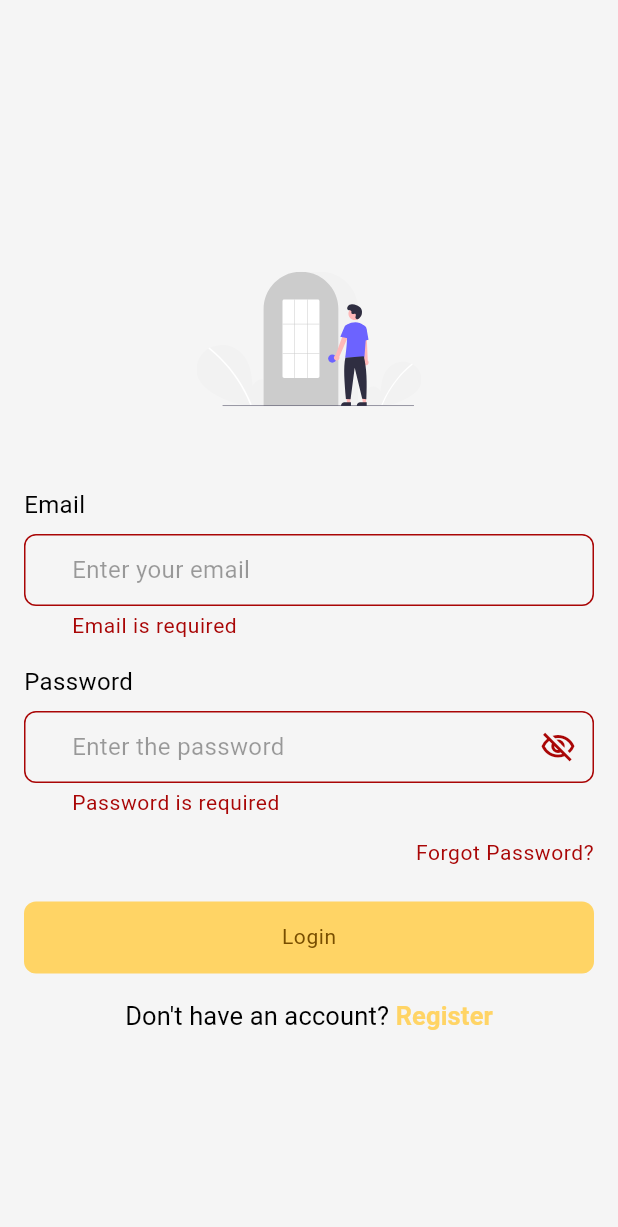
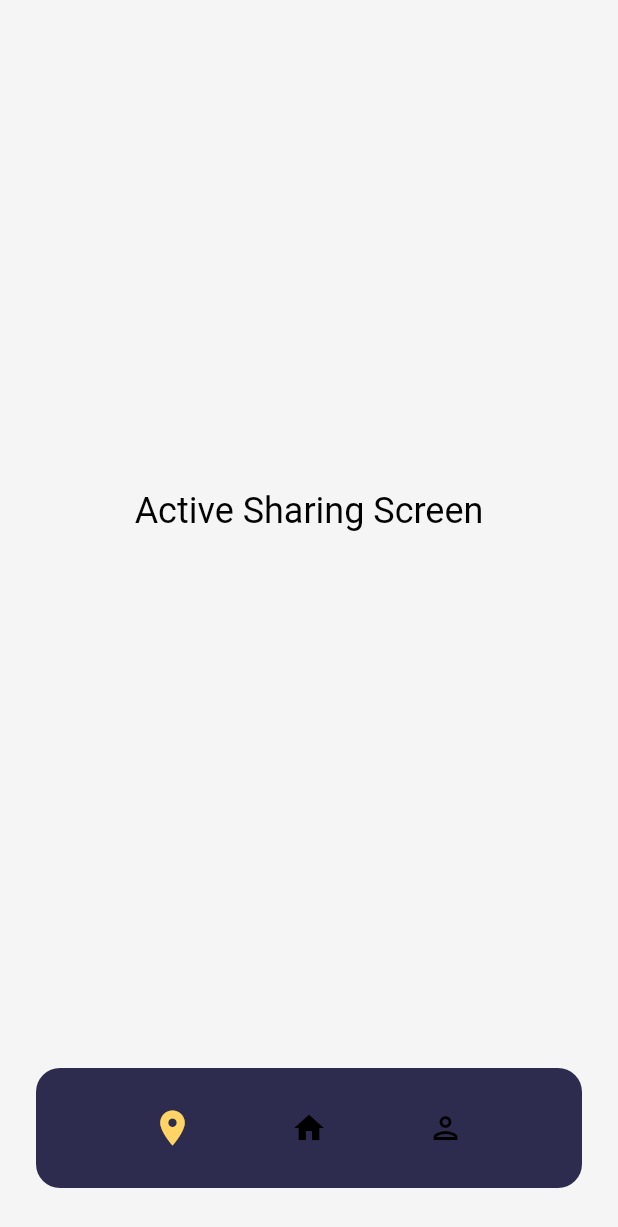
Before and after one commit to ranakh2001/betweener, a Flutter app: the SigninScreen screen opened by its route, after a tap on "Login", on a phone screen of 412 x 824 dp. Shown: the top 1227 px of the screen. Run offline on Flutter 3.47's test engine with Material 3 defaults, Android fonts, the phone set to English and light mode, and no system bars; our stand-ins replace flutter_riverpod, flutter_screenutil, flutter_svg, shared_preferences; accounts and stored records are empty.

Commit message:
set nav bar

```diff
--- a/lib/core/app_widget.dart
+++ b/lib/core/app_widget.dart
@@ -5,6 +5,7 @@ import 'package:betweener_app/providers/shared_pref_provider.dart';
 import 'package:betweener_app/screens/auth/on_boarding_screen.dart';
 import 'package:betweener_app/screens/auth/signIn_screen.dart';
 import 'package:betweener_app/screens/auth/signUp_screen.dart';
+import 'package:betweener_app/screens/home/app_home.dart';
 import 'package:betweener_app/src/localization/app_localizations.dart';
 import 'package:flutter/material.dart';
 import 'package:flutter_riverpod/flutter_riverpod.dart';
@@ -43,7 +44,8 @@ class AppWidget extends ConsumerWidget {
             routes: {
               Routers.onBoarding: (context) => const OnBoardingScreen(),
               Routers.login: (context) => const SigninScreen(),
-              Routers.register: (context)=> SignupScreen()
+              Routers.register: (context)=> SignupScreen(),
+              Routers.home: (context)=> const AppHome()
             },
           ),
     );
--- a/lib/core/constants/routers.dart
+++ b/lib/core/constants/routers.dart
@@ -2,4 +2,5 @@ class Routers {
   static const String onBoarding = '/onBoarding';
   static const String login = '/login';
   static const String register = '/register';
+  static const String home = '/home';
 }
--- /dev/null
+++ b/lib/providers/home_provider.dart
@@ -0,0 +1,30 @@
+import 'package:betweener_app/screens/home/active_sharing_screen/active_sharing_screen_view.dart';
+import 'package:betweener_app/screens/home/home_screen/home_sceen_view.dart';
+import 'package:betweener_app/screens/home/profile_screen/profile_screen_view.dart';
+import 'package:flutter/material.dart';
+import 'package:flutter_riverpod/flutter_riverpod.dart';
+
+// nav bar index provider
+// This provider holds the index of the currently selected item in the bottom navigation bar.
+
+final navIndexProvider = StateNotifierProvider<NavIndexController, int>(
+  (ref) => NavIndexController(),
+);
+
+class NavIndexController extends StateNotifier<int> {
+  NavIndexController() : super(0);
+
+  double unSelectedIconSize = 24.0;
+  double selectedIconSize = 28.0;
+
+  List<Widget> screens = [
+    ActiveSharingScreenView(),
+    HomeSceenView(),
+    ProfileScreenView(),
+  ];
+
+  // Method to update the index
+  void updateIndex(int index) {
+    state = index;
+  }
+}
--- a/lib/screens/auth/widget/signin_form.dart
+++ b/lib/screens/auth/widget/signin_form.dart
@@ -1,3 +1,4 @@
+import 'package:betweener_app/core/constants/routers.dart';
 import 'package:betweener_app/providers/auth_provider.dart';
 import 'package:betweener_app/screens/auth/widget/custom_button.dart';
 import 'package:betweener_app/screens/auth/widget/custom_textField.dart';
@@ -81,6 +82,11 @@ class _SigninForm extends ConsumerState<SigninForm> {
               _formKey.currentState!.validate();
               _emailController!.clear();
               _passwordController!.clear();
+              Navigator.pushNamedAndRemoveUntil(
+                context,
+                Routers.home,
+                (router) => false,
+              );
             },
           ),
         ],
--- /dev/null
+++ b/lib/screens/home/active_sharing_screen/active_sharing_screen_view.dart
@@ -0,0 +1,17 @@
+import 'package:flutter/material.dart';
+
+class ActiveSharingScreenView extends StatelessWidget {
+  const ActiveSharingScreenView({super.key});
+
+  @override
+  Widget build(BuildContext context) {
+    return Center(
+      child: Text(
+        'Active Sharing Screen',
+        style: Theme.of(context).textTheme.headlineMedium!.copyWith(
+              color: Theme.of(context).colorScheme.onSurface,
+            ),
+      ),
+    );
+  }
+}
--- /dev/null
+++ b/lib/screens/home/app_home.dart
@@ -0,0 +1,18 @@
+import 'package:betweener_app/providers/home_provider.dart';
+import 'package:betweener_app/screens/home/widgets/custom_navbar.dart';
+import 'package:flutter/material.dart';
+import 'package:flutter_riverpod/flutter_riverpod.dart';
+
+class AppHome extends ConsumerWidget {
+  const AppHome({super.key});
+
+  @override
+  Widget build(BuildContext context, WidgetRef ref) {
+    final navBarindex = ref.watch(navIndexProvider);
+    final navBarController = ref.watch(navIndexProvider.notifier);
+    return Scaffold(
+      body: navBarController.screens[navBarindex],
+      bottomNavigationBar: CustomNavbar(),
+    );
+  }
+}
--- /dev/null
+++ b/lib/screens/home/home_screen/home_sceen_view.dart
@@ -0,0 +1,15 @@
+import 'package:flutter/material.dart';
+
+class HomeSceenView extends StatelessWidget {
+  const HomeSceenView({super.key});
+
+  @override
+  Widget build(BuildContext context) {
+    return Center(
+      child: Text(
+        'Home Screen',
+        style: Theme.of(context).textTheme.headlineMedium!.copyWith(color: Theme.of(context).colorScheme.onSurface),
+      ),
+    );
+  }
+}
--- /dev/null
+++ b/lib/screens/home/profile_screen/profile_screen_view.dart
@@ -0,0 +1,17 @@
+import 'package:flutter/material.dart';
+
+class ProfileScreenView extends StatelessWidget {
+  const ProfileScreenView({super.key});
+
+  @override
+  Widget build(BuildContext context) {
+    return Center(
+      child: Text(
+        'Profile Screen',
+        style: Theme.of(context).textTheme.headlineMedium!.copyWith(
+          color: Theme.of(context).colorScheme.onSurface,
+        ),
+      ),
+    );
+  }
+}
--- /dev/null
+++ b/lib/screens/home/widgets/custom_navbar.dart
@@ -0,0 +1,66 @@
+import 'package:betweener_app/core/theme/color_manager.dart';
+import 'package:betweener_app/providers/home_provider.dart';
+import 'package:betweener_app/screens/home/widgets/navBar_item.dart';
+import 'package:flutter/material.dart';
+import 'package:flutter_riverpod/flutter_riverpod.dart';
+import 'package:flutter_screenutil/flutter_screenutil.dart';
+
+class CustomNavbar extends ConsumerWidget {
+  const CustomNavbar({super.key});
+
+  @override
+  Widget build(BuildContext context, WidgetRef ref) {
+    final navBarController = ref.watch(navIndexProvider.notifier);
+    final navBarIndex = ref.watch(navIndexProvider);
+    return Container(
+      padding: EdgeInsets.symmetric(vertical: 16.h, horizontal: 24.w),
+      margin: EdgeInsets.symmetric(horizontal: 24.w, vertical: 32.h),
+
+      decoration: BoxDecoration(
+        color: ColorManager.instance.darkBLue,
+        borderRadius: BorderRadius.circular(16.r),
+      ),
+      child: Row(
+        mainAxisAlignment: MainAxisAlignment.spaceEvenly,
+        children: [
+          NavbarItem(
+            onPress: () => navBarController.updateIndex(0),
+            icon: Icons.location_on,
+            iconColor:
+                navBarIndex == 0
+                    ? Theme.of(context).primaryColor
+                    : Theme.of(context).colorScheme.onSurface,
+            iconSize:
+                navBarIndex == 0
+                    ? navBarController.selectedIconSize
+                    : navBarController.unSelectedIconSize,
+          ),
+          NavbarItem(
+            onPress: () => navBarController.updateIndex(1),
+            icon: Icons.home,
+            iconColor:
+                navBarIndex == 1
+                    ? Theme.of(context).primaryColor
+                    : Theme.of(context).colorScheme.onSurface,
+            iconSize:
+                navBarIndex == 1
+                    ? navBarController.selectedIconSize
+                    : navBarController.unSelectedIconSize,
+          ),
+          NavbarItem(
+            onPress: () => navBarController.updateIndex(2),
+            icon: Icons.person_outlined,
+            iconColor:
+                navBarIndex == 2
+                    ? Theme.of(context).primaryColor
+                    : Theme.of(context).colorScheme.onSurface,
+            iconSize:
+                navBarIndex == 2
+                    ? navBarController.selectedIconSize
+                    : navBarController.unSelectedIconSize,
+          ),
+        ],
+      ),
+    );
+  }
+}
--- /dev/null
+++ b/lib/screens/home/widgets/navBar_item.dart
@@ -0,0 +1,25 @@
+// ignore_for_file: file_names
+
+import 'package:flutter/material.dart';
+
+class NavbarItem extends StatelessWidget {
+  const NavbarItem({
+    super.key,
+    this.onPress,
+    required this.icon,
+    required this.iconColor,
+    required this.iconSize,
+  });
+  final Function()? onPress;
+  final IconData icon;
+  final Color iconColor;
+  final double iconSize;
+
+  @override
+  Widget build(BuildContext context) {
+    return IconButton(
+      onPressed: onPress,
+      icon: Icon(icon, color: iconColor, size: iconSize),
+    );
+  }
+}
```
